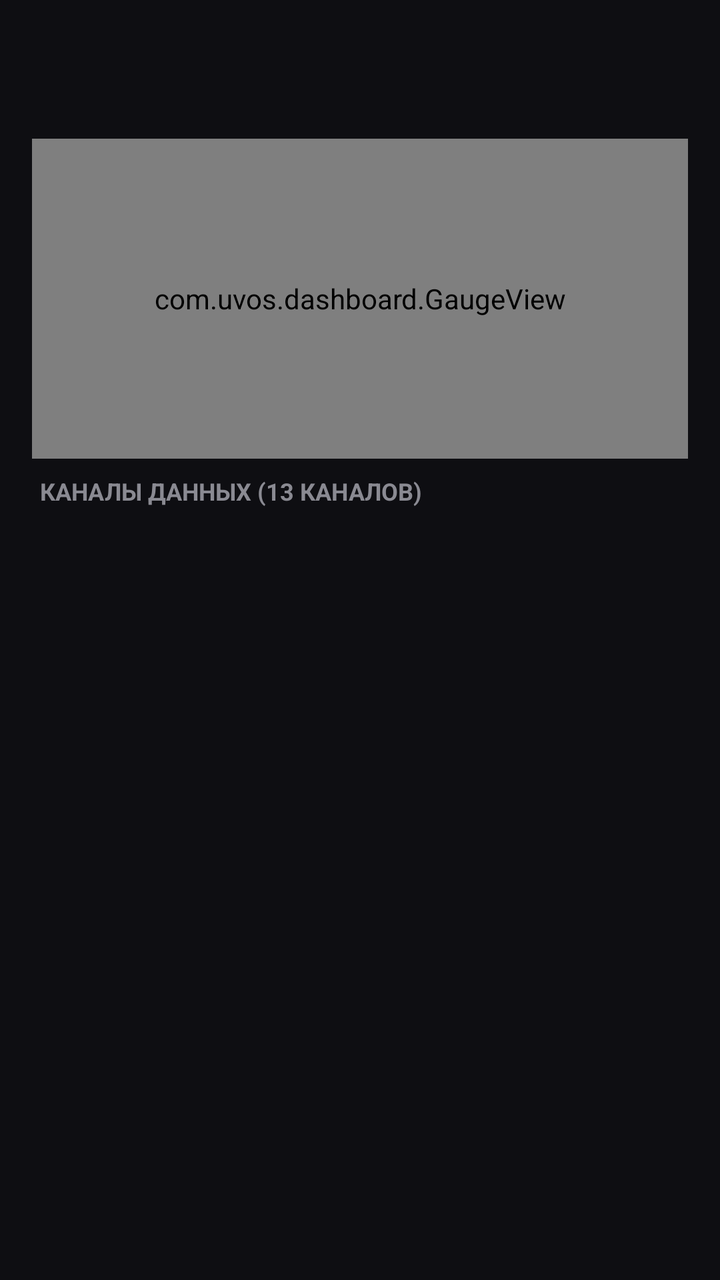
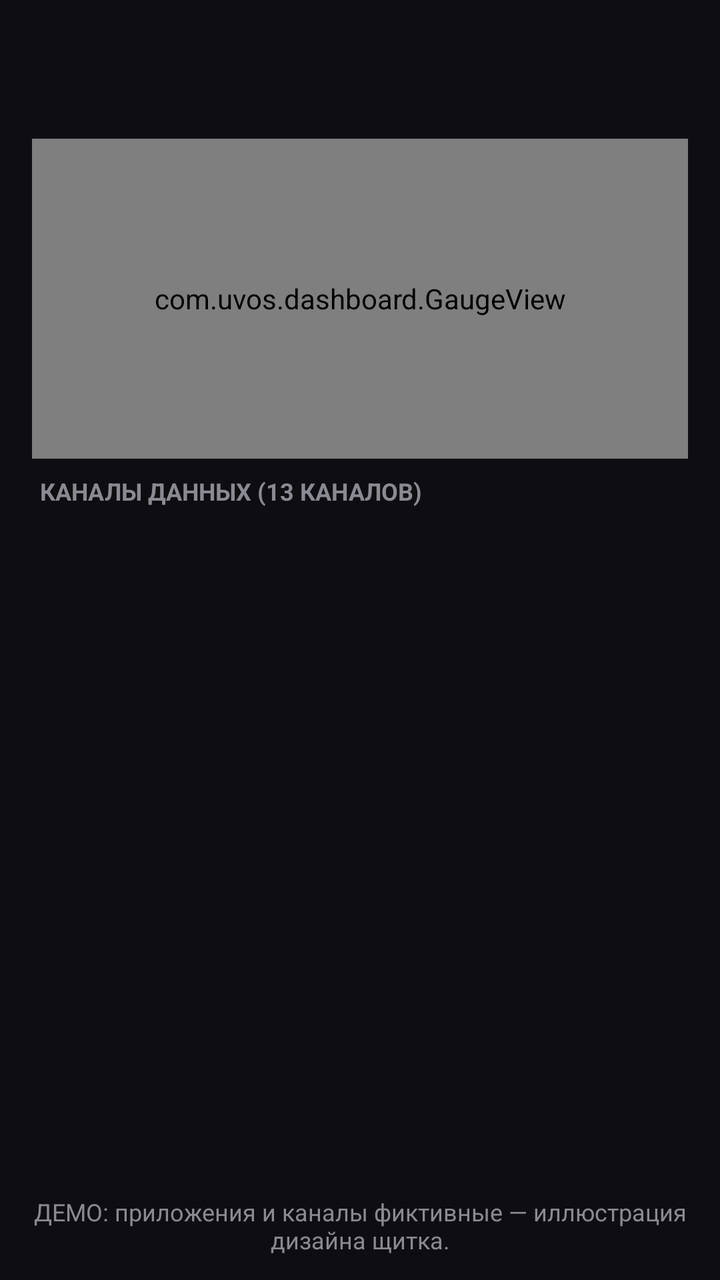

The first picture is an Android layout as it rendered before a commit; the second is the same layout after the commit. The layout source and the unified diff follow.
<!-- AndroidManifest.xml: application theme Theme.UVOS -->
<!-- res/layout/activity_app_channels.xml -->
<?xml version="1.0" encoding="utf-8"?>
<LinearLayout xmlns:android="http://schemas.android.com/apk/res/android"
    xmlns:custom="http://schemas.android.com/apk/res-auto"
    android:layout_width="match_parent"
    android:layout_height="match_parent"
    android:background="@color/uvos_background"
    android:orientation="vertical">

    
    <LinearLayout
        android:layout_width="match_parent"
        android:layout_height="wrap_content"
        android:orientation="vertical"
        android:paddingStart="16dp"
        android:paddingTop="16dp"
        android:paddingEnd="16dp"
        android:paddingBottom="8dp">

        <TextView
            android:id="@+id/app_detail_title"
            android:layout_width="wrap_content"
            android:layout_height="wrap_content"
            android:textColor="@color/uvos_text"
            android:textSize="20sp"
            android:textStyle="bold" />

        <TextView
            android:id="@+id/app_detail_package"
            android:layout_width="wrap_content"
            android:layout_height="wrap_content"
            android:layout_marginTop="2dp"
            android:textColor="@color/uvos_text_dim"
            android:textSize="12sp" />
    </LinearLayout>

    
    <com.uvos.dashboard.GaugeView
        android:id="@+id/app_gauge"
        android:layout_width="match_parent"
        android:layout_height="160dp"
        android:layout_marginStart="16dp"
        android:layout_marginEnd="16dp"
        android:layout_marginBottom="8dp"
        custom:isCompact="true"
        custom:minLabel="0"
        custom:maxLabel="13"
        custom:title="ACCESS" />

    <TextView
        android:layout_width="match_parent"
        android:layout_height="wrap_content"
        android:paddingStart="20dp"
        android:paddingEnd="20dp"
        android:paddingBottom="8dp"
        android:text="КАНАЛЫ ДАННЫХ (13 КАНАЛОВ)"
        android:textColor="@color/uvos_text_dim"
        android:textSize="12sp"
        android:textStyle="bold" />

    <ScrollView
        android:layout_width="match_parent"
        android:layout_height="0dp"
        android:layout_weight="1">

        <LinearLayout
            android:id="@+id/channels_list_container"
            android:layout_width="match_parent"
            android:layout_height="wrap_content"
            android:orientation="vertical"
            android:paddingStart="16dp"
            android:paddingEnd="16dp"
            android:paddingBottom="24dp" />
    </ScrollView>
</LinearLayout>
<!-- resources referenced by this layout -->
<resources>
  <color name="uvos_background">#0E0E12</color>
  <color name="uvos_text">#D8D8DC</color>
  <color name="uvos_text_dim">#8A8A92</color>
  <style name="Theme.UVOS" parent="android:Theme.Material.NoActionBar">
          <item name="android:windowBackground">@color/uvos_background</item>
          <item name="android:statusBarColor">@color/uvos_background</item>
          <item name="android:navigationBarColor">@color/uvos_background</item>
      </style>
</resources>

<!-- the commit's change to res/layout/activity_app_channels.xml (unified diff, before → after) -->
@@ -69,6 +69,17 @@
             android:orientation="vertical"
             android:paddingStart="16dp"
             android:paddingEnd="16dp"
-            android:paddingBottom="24dp" />
+            android:paddingBottom="8dp" />
     </ScrollView>
+
+    <TextView
+        android:layout_width="match_parent"
+        android:layout_height="wrap_content"
+        android:gravity="center"
+        android:paddingStart="16dp"
+        android:paddingEnd="16dp"
+        android:paddingBottom="12dp"
+        android:text="@string/demo_note_channels"
+        android:textColor="@color/uvos_text_dim"
+        android:textSize="12sp" />
 </LinearLayout>
<!-- resource entries referenced after the edit -->
@@ -3,6 +3,7 @@
   <color name="uvos_background">#0E0E12</color>
   <color name="uvos_text">#D8D8DC</color>
   <color name="uvos_text_dim">#8A8A92</color>
+  <string name="demo_note_channels">ДЕМО: приложения и каналы фиктивные — иллюстрация дизайна щитка.</string>
   <style name="Theme.UVOS" parent="android:Theme.Material.NoActionBar">
           <item name="android:windowBackground">@color/uvos_background</item>
           <item name="android:statusBarColor">@color/uvos_background</item>
